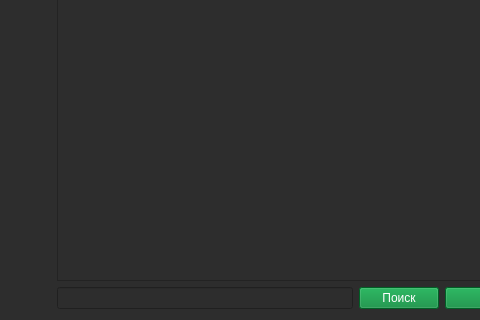
First picture: the form in form/desuUI.ui, repository brandonzorn/Nlight, before the edit; both pictures show x 0 to 480 and y 329 to 649 of the 891 by 649 pixel window.
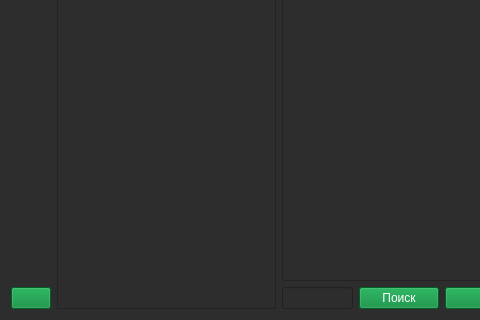
Second picture: the form after the edit. Icons and pictures are not drawn.

The edit to the form file:
```diff
--- a/form/desuUI.ui
+++ b/form/desuUI.ui
@@ -507,8 +507,26 @@
        </property>
       </spacer>
      </item>
+     <item>
+      <widget class="QPushButton" name="btn_settings">
+       <property name="styleSheet">
+        <string notr="true">background-color: rgb(0, 133, 52);
+color: rgb(255, 255, 255);</string>
+       </property>
+       <property name="text">
+        <string/>
+       </property>
+      </widget>
+     </item>
     </layout>
    </item>
+   <item>
+    <widget class="QListWidget" name="catalog_list">
+     <property name="enabled">
+      <bool>true</bool>
+     </property>
+    </widget>
+   </item>
    <item>
     <layout class="QVBoxLayout" name="verticalLayout">
      <item>
```
